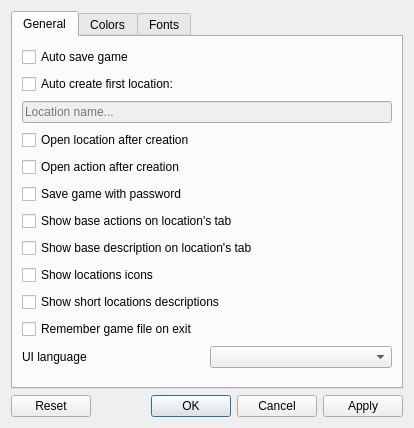
The window that src/optionsdialog.ui (rrockru/QtQGen) describes before a commit, drawn with Qt 5.
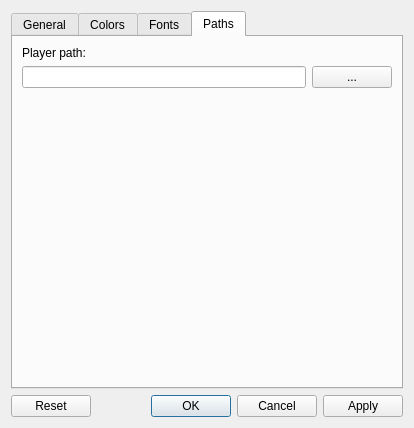
The same window after the commit. The open tabs and pages were chosen to show the change. Custom widgets are drawn as their Qt base class.

Patch:
```diff
--- a/src/optionsdialog.ui
+++ b/src/optionsdialog.ui
@@ -132,21 +132,30 @@
         </widget>
        </item>
        <item>
-        <layout class="QHBoxLayout" name="horizontalLayout_3" stretch="1,1">
-         <item>
-          <widget class="QLabel" name="_stTextCmbLang">
-           <property name="text">
-            <string>UI language</string>
-           </property>
-           <property name="buddy">
-            <cstring>_cmbLang</cstring>
-           </property>
-          </widget>
-         </item>
-         <item>
-          <widget class="QComboBox" name="_cmbLang"/>
-         </item>
-        </layout>
+        <widget class="QLabel" name="_stTextCmbLang">
+         <property name="text">
+          <string>UI language</string>
+         </property>
+         <property name="buddy">
+          <cstring>_cmbLang</cstring>
+         </property>
+        </widget>
+       </item>
+       <item>
+        <widget class="QComboBox" name="_cmbLang"/>
+       </item>
+       <item>
+        <spacer name="verticalSpacer">
+         <property name="orientation">
+          <enum>Qt::Vertical</enum>
+         </property>
+         <property name="sizeHint" stdset="0">
+          <size>
+           <width>20</width>
+           <height>40</height>
+          </size>
+         </property>
+        </spacer>
        </item>
       </layout>
      </widget>
@@ -778,6 +787,47 @@
        </item>
       </layout>
      </widget>
+     <widget class="QWidget" name="_paths">
+      <attribute name="title">
+       <string>Paths</string>
+      </attribute>
+      <layout class="QVBoxLayout" name="verticalLayout_5">
+       <item>
+        <widget class="QLabel" name="_lblPathsPlayer">
+         <property name="text">
+          <string>Player path:</string>
+         </property>
+        </widget>
+       </item>
+       <item>
+        <layout class="QHBoxLayout" name="horizontalLayout">
+         <item>
+          <widget class="QLineEdit" name="_txtPathsPlayer"/>
+         </item>
+         <item>
+          <widget class="QPushButton" name="_btnPathsPlayer">
+           <property name="text">
+            <string>...</string>
+           </property>
+          </widget>
+         </item>
+        </layout>
+       </item>
+       <item>
+        <spacer name="verticalSpacer_2">
+         <property name="orientation">
+          <enum>Qt::Vertical</enum>
+         </property>
+         <property name="sizeHint" stdset="0">
+          <size>
+           <width>20</width>
+           <height>40</height>
+          </size>
+         </property>
+        </spacer>
+       </item>
+      </layout>
+     </widget>
     </widget>
    </item>
    <item>
```
Left out of the diff: 82 changed lines with no effect on the pictures.
